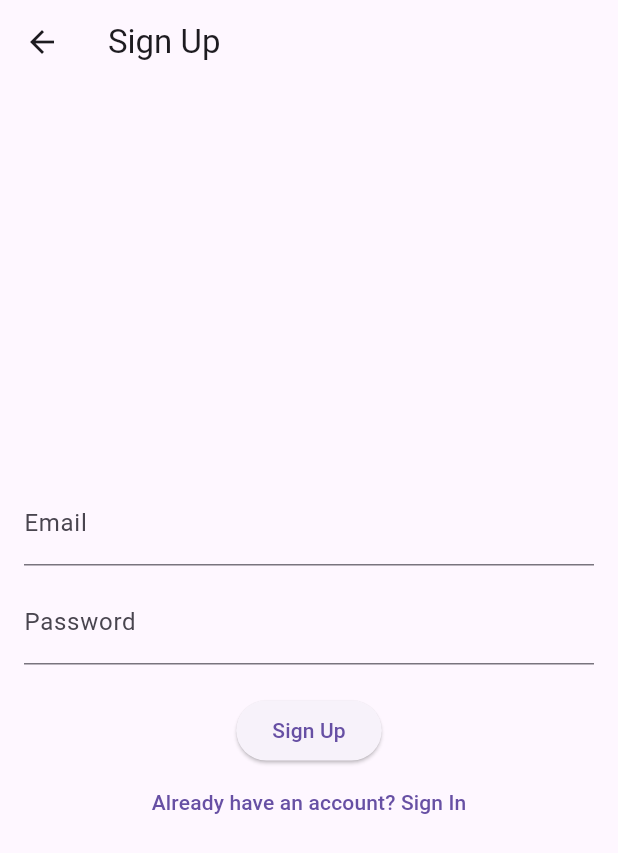
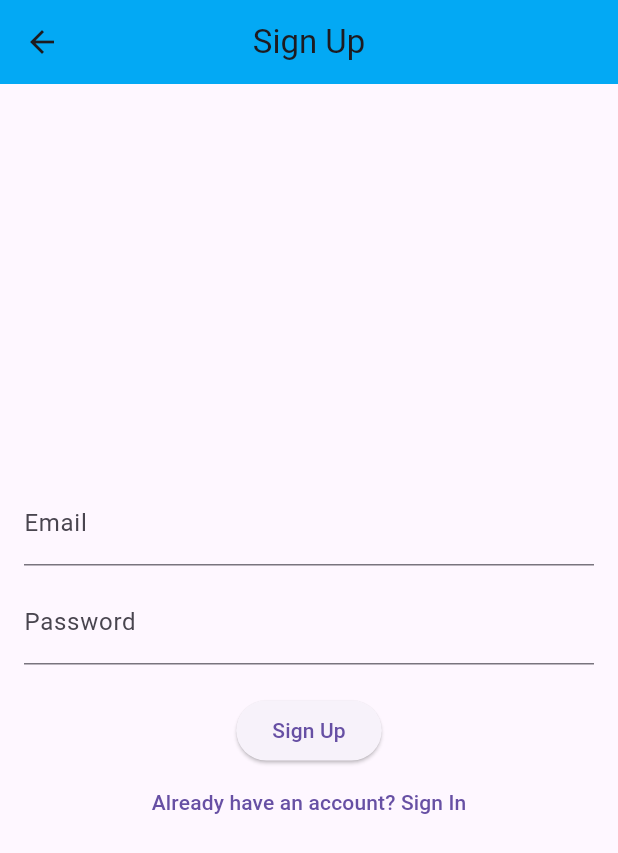
Before and after one commit to Lithirabudvin/zypher, a Flutter app: the screen it shows after launch, after a tap on "Don't have an account? Sign Up", on a phone screen of 412 x 824 dp. Shown: the top 853 px of the screen. Run offline on Flutter 3.47's test engine with Material 3 defaults, Android fonts, the phone set to English and light mode, and no system bars; our stand-ins replace firebase_auth, firebase_core, firebase_database; accounts and stored records are empty; network calls fail.

```diff
--- a/lib/sign_in_screen.dart
+++ b/lib/sign_in_screen.dart
@@ -37,7 +37,11 @@ class _SignInScreenState extends State<SignInScreen> {
   @override
   Widget build(BuildContext context) {
     return Scaffold(
-      appBar: AppBar(title: Text("Sign In")),
+      appBar: AppBar(
+        title: Text("Sign In"),
+        centerTitle: true,
+        backgroundColor: Colors.lightBlue,
+      ),
       body: Padding(
         padding: EdgeInsets.all(16.0),
         child: Column(
--- a/lib/sign_up_screen.dart
+++ b/lib/sign_up_screen.dart
@@ -38,7 +38,11 @@ class _SignUpScreenState extends State<SignUpScreen> {
   @override
   Widget build(BuildContext context) {
     return Scaffold(
-      appBar: AppBar(title: Text("Sign Up")),
+      appBar: AppBar(
+        title: Text("Sign Up"),
+        centerTitle: true,
+        backgroundColor: Colors.lightBlue,
+      ),
       body: Padding(
         padding: EdgeInsets.all(16.0),
         child: Column(
```
